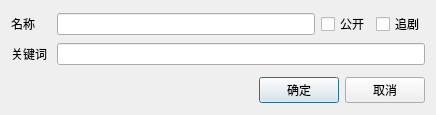
cqwlxxl/cherryme, file UiThread/Television/TvIpNewDialog.ui: the form before one commit.
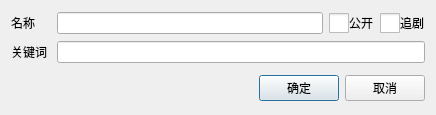
The form after the commit. Icons and pictures are not drawn.

```diff
--- a/UiThread/Television/TvIpNewDialog.ui
+++ b/UiThread/Television/TvIpNewDialog.ui
@@ -34,6 +34,29 @@
      </item>
      <item>
       <widget class="QCheckBox" name="checkBox_Display">
+       <property name="styleSheet">
+        <string notr="true">QCheckBox
+{
+  spacing: 0px;
+}
+QCheckBox::indicator
+{
+  width: 20px;
+  height: 20px;
+}
+QCheckBox::indicator:checked:enabled
+{
+  image:url(:/File/img/box_check_enable.png);
+}
+QCheckBox::indicator:unchecked:enabled
+{
+  image:url(:/File/img/box_uncheck_enable.png);
+}
+QCheckBox::indicator:unchecked:disabled
+{
+  image:url(:/File/img/box_uncheck_disable.png);
+}</string>
+       </property>
        <property name="text">
         <string>公开</string>
        </property>
@@ -41,6 +64,29 @@
      </item>
      <item>
       <widget class="QCheckBox" name="checkBox_Zhuiju">
+       <property name="styleSheet">
+        <string notr="true">QCheckBox
+{
+  spacing: 0px;
+}
+QCheckBox::indicator
+{
+  width: 20px;
+  height: 20px;
+}
+QCheckBox::indicator:checked:enabled
+{
+  image:url(:/File/img/box_check_enable.png);
+}
+QCheckBox::indicator:unchecked:enabled
+{
+  image:url(:/File/img/box_uncheck_enable.png);
+}
+QCheckBox::indicator:unchecked:disabled
+{
+  image:url(:/File/img/box_uncheck_disable.png);
+}</string>
+       </property>
        <property name="text">
         <string>追剧</string>
        </property>
```
